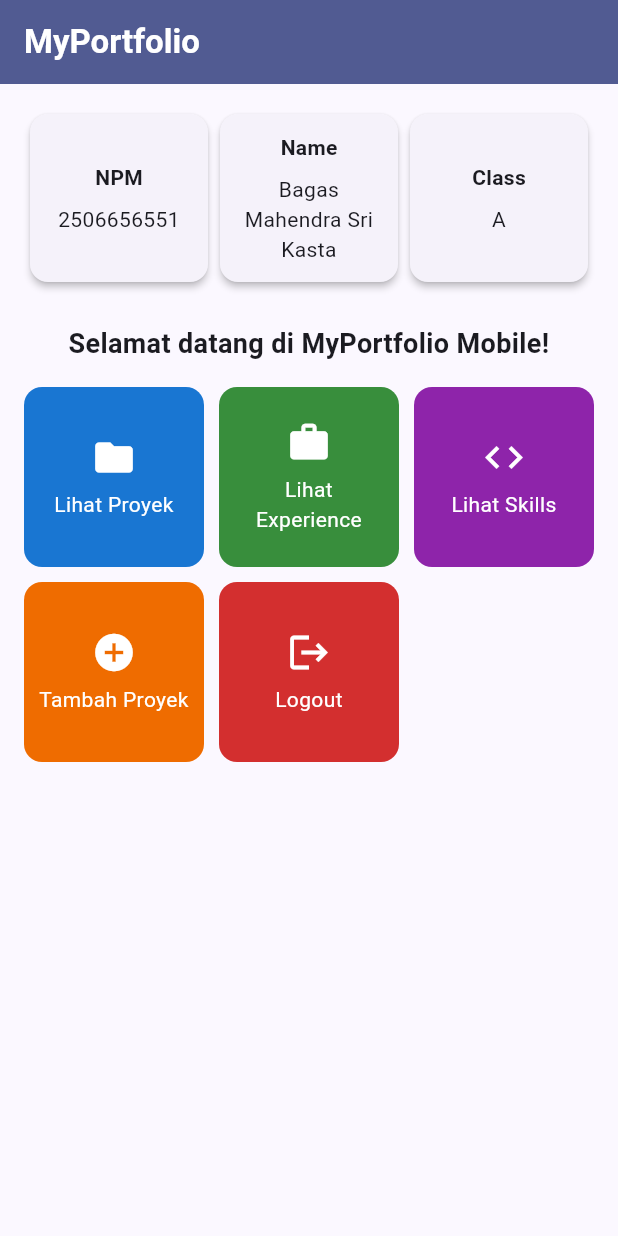
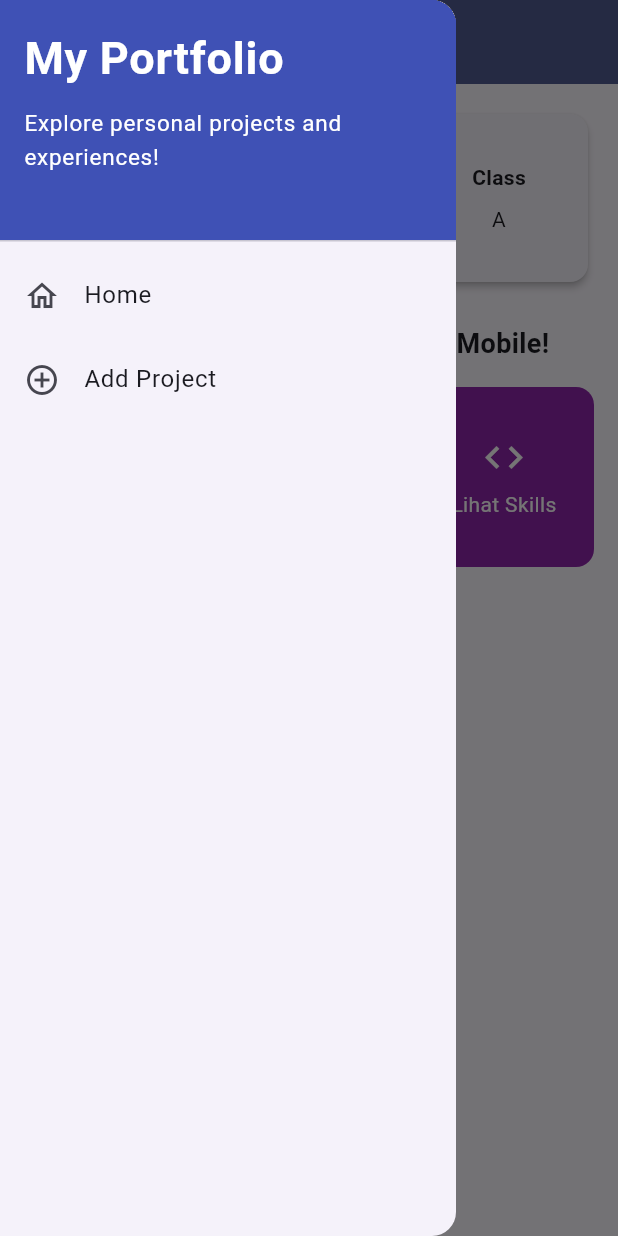
Before and after one commit to mahendraaaaaaaa/portofolio_mobile, a Flutter app: the MyHomePage screen opened directly, with the side drawer open (before the commit the screen has no drawer), on a phone screen of 412 x 824 dp. Run offline on Flutter 3.47's test engine with Material 3 defaults, Android fonts, the phone set to English and light mode, and no system bars; our stand-ins replace material_ui; statements that could not run were skipped.

Commit message:
feat: tambah drawer, form tambah proyek, dan navigasi (Tutorial 9)

```diff
--- a/lib/main.dart
+++ b/lib/main.dart
@@ -1,5 +1,5 @@
-import 'package:flutter/material.dart';
-import 'package:myportofolio_mobile/menu.dart';
+import 'package:material_ui/material_ui.dart';
+import 'package:myportofolio_mobile/screens/menu.dart.';
 
 void main() {
   runApp(const MyApp());
--- a/lib/models/item_homepage.dart
+++ b/lib/models/item_homepage.dart
@@ -1,4 +1,4 @@
-import 'package:flutter/material.dart';
+import 'package:material_ui/material_ui.dart';
 
 /// Data satu tombol menu di halaman utama.
 ///
--- a/lib/menu.dart
+++ b/lib/screens/menu.dart
@@ -1,14 +1,16 @@
-import 'package:flutter/material.dart';
+import 'package:material_ui/material_ui.dart';
 import 'package:myportofolio_mobile/models/item_homepage.dart';
 import 'package:myportofolio_mobile/widgets/info_card.dart';
-import 'package:myportofolio_mobile/widgets/item_card.dart';
+import 'package:myportofolio_mobile/widgets/left_drawer.dart';
+import 'package:myportofolio_mobile/widgets/project_card.dart';
 
 /// Halaman utama MyPortfolio Mobile: identitas pemilik di bagian atas, lalu
-/// menu tombol untuk bagian-bagian portofolio.
+/// menu tombol untuk bagian-bagian portofolio. Navigasi antarhalaman juga bisa
+/// lewat drawer di sisi kiri.
 ///
 /// Halaman ini [StatelessWidget] karena tidak ada data yang berubah selama
-/// halaman tampil. Reaksi tombol (SnackBar dan dialog) ditangani [ItemCard],
-/// bukan di sini.
+/// halaman tampil. Reaksi tombol (SnackBar, dialog, dan pindah halaman)
+/// ditangani [ItemCard], bukan di sini.
 class MyHomePage extends StatelessWidget {
   MyHomePage({super.key});
 
@@ -42,9 +44,11 @@ class MyHomePage extends StatelessWidget {
           'MyPortfolio',
           style: TextStyle(fontWeight: FontWeight.bold),
         ),
+        // foregroundColor mewarnai judul sekaligus ikon hamburger drawer.
         backgroundColor: colors.primary,
         foregroundColor: colors.onPrimary,
       ),
+      drawer: const LeftDrawer(),
       // SingleChildScrollView dan batas lebar 600 menjaga tampilan tetap rapi
       // dan tidak overflow, baik di layar HP maupun di jendela Chrome yang lebar.
       body: SingleChildScrollView(
--- a/lib/widgets/info_card.dart
+++ b/lib/widgets/info_card.dart
@@ -1,4 +1,4 @@
-import 'package:flutter/material.dart';
+import 'package:material_ui/material_ui.dart';
 
 /// Kartu kecil untuk satu data identitas, misalnya NPM, nama, atau kelas.
 ///
--- /dev/null
+++ b/lib/widgets/left_drawer.dart
@@ -0,0 +1,72 @@
+import 'package:material_ui/material_ui.dart';
+import 'package:myportofolio_mobile/screens/menu.dart';
+import 'package:myportofolio_mobile/screens/project_form.dart';
+
+/// Menu yang bisa digeser dari sisi kiri layar, untuk berpindah antara halaman
+/// utama dan halaman tambah proyek. Dipasang lewat properti `drawer` milik
+/// Scaffold, jadi tombol hamburger di AppBar muncul otomatis.
+class LeftDrawer extends StatelessWidget {
+  const LeftDrawer({super.key});
+
+  @override
+  Widget build(BuildContext context) {
+    return Drawer(
+      child: ListView(
+        children: [
+          const DrawerHeader(
+            decoration: BoxDecoration(
+              color: Colors.indigo,
+            ),
+            child: Column(
+              crossAxisAlignment: CrossAxisAlignment.start,
+              children: [
+                Text(
+                  'My Portfolio',
+                  style: TextStyle(
+                    fontSize: 30,
+                    fontWeight: FontWeight.bold,
+                    color: Colors.white,
+                  ),
+                ),
+                SizedBox(height: 10),
+                Text(
+                  'Explore personal projects and experiences!',
+                  style: TextStyle(
+                    fontSize: 15,
+                    color: Colors.white,
+                  ),
+                ),
+              ],
+            ),
+          ),
+          ListTile(
+            leading: const Icon(Icons.home_outlined),
+            title: const Text('Home'),
+            // pushReplacement: halaman sekarang diganti, bukan ditumpuk, jadi
+            // pengguna tidak menumpuk halaman yang sama berkali-kali.
+            onTap: () {
+              Navigator.pushReplacement(
+                context,
+                MaterialPageRoute(
+                  builder: (context) => MyHomePage(),
+                ),
+              );
+            },
+          ),
+          ListTile(
+            leading: const Icon(Icons.add_circle_outline),
+            title: const Text('Add Project'),
+            onTap: () {
+              Navigator.pushReplacement(
+                context,
+                MaterialPageRoute(
+                  builder: (context) => const ProjectFormPage(),
+                ),
+              );
+            },
+          ),
+        ],
+      ),
+    );
+  }
+}
--- a/pubspec.yaml
+++ b/pubspec.yaml
@@ -34,6 +34,7 @@ dependencies:
   # The following adds the Cupertino Icons font to your application.
   # Use with the CupertinoIcons class for iOS style icons.
   cupertino_icons: ^1.0.8
+  material_ui: ^1.11.1
 
 dev_dependencies:
   flutter_test:
```
Also changed, not shown: lib/screens/project_form.dart (added, +234 -0 lines), lib/widgets/project_card.dart (renamed from lib/widgets/item_card.dart, +17 -4 lines), pubspec.lock.
